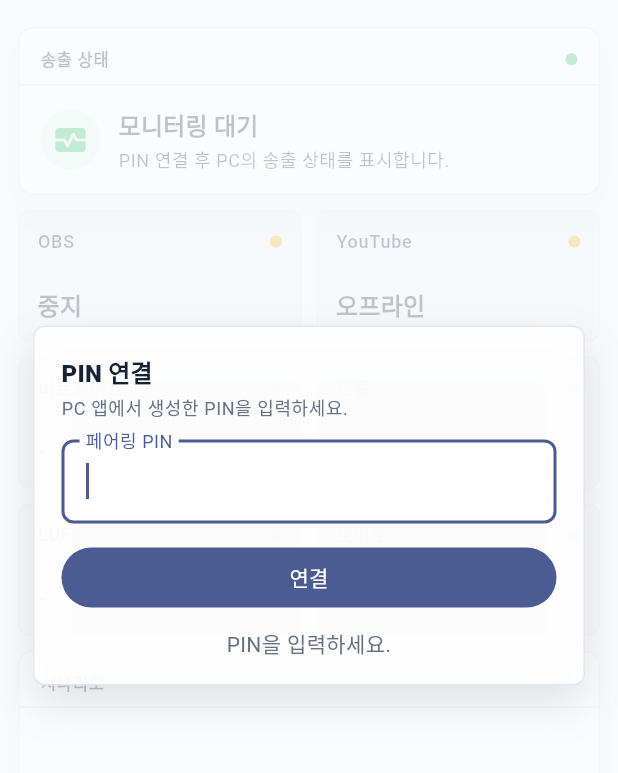
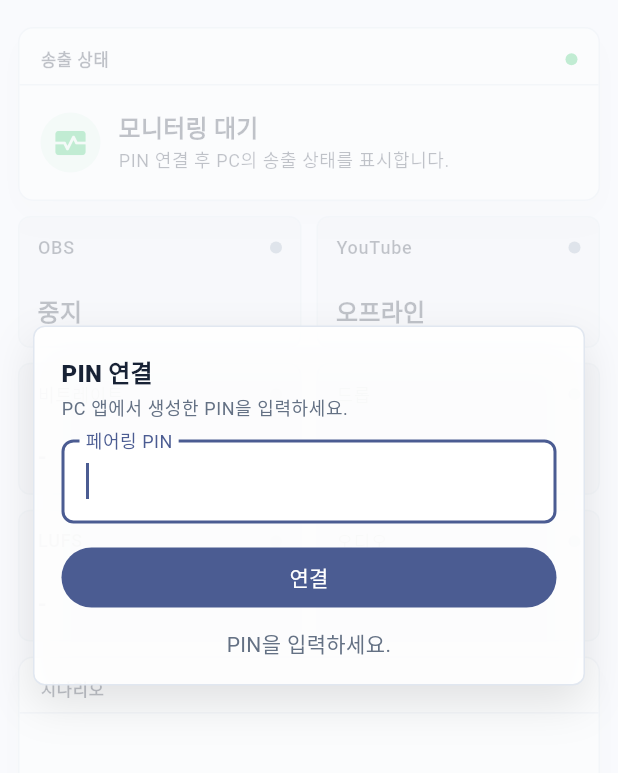
Before and after one commit to suhyeonppark/Stream-Watcher, a Flutter app: the screen it shows after launch, after a tap on "연결", on a phone screen of 412 x 824 dp, the part 60-833 px from its top. Run offline on Flutter 3.47's test engine with Material 3 defaults, Android fonts, the phone set to English and light mode, and no system bars; our stand-ins replace shared_preferences; missing offline and left inert: dart:html.

Commit message:
Improve status panel alerts and bump to 0.1.7+9
- 송출 상태 패널: 미해결 알림을 3초마다 순환 표시(1/2·2/2 카운터), 확인해도 해결 전까지 유지
- 패널 메시지 2줄 고정으로 레이아웃 흔들림 방지
- OBS/YouTube가 꺼짐/오프라인이면 주황(warn) 대신 회색(비활성) 표시
- 출시노트 갱신

Co-Authored-By: Claude Opus 4.8 <noreply@anthropic.com>

```diff
--- a/lib/main.dart
+++ b/lib/main.dart
@@ -267,6 +267,19 @@ class _MonitorScreenState extends State<MonitorScreen>
     return const [];
   }
 
+  // 확인(ack) 여부와 무관하게, 아직 해결되지 않은 모든 활성 알림.
+  // 송출상태 패널 순환 표시는 이걸 사용해, 확인 후에도 해결될 때까지 계속 돌려 보여준다.
+  List<Map<String, dynamic>> _allActiveAlerts(Map<String, dynamic>? status) {
+    if (status == null) return const [];
+    final list = status['activeAlerts'];
+    if (list is List) {
+      return list.whereType<Map<String, dynamic>>().toList();
+    }
+    final single = status['activeAlert'];
+    if (single is Map<String, dynamic>) return [single];
+    return const [];
+  }
+
   void _syncAlertFlash(List<Map<String, dynamic>> alerts) {
     if (alerts.isEmpty) {
       _lastAlertKey = null;
@@ -307,6 +320,7 @@ class _MonitorScreenState extends State<MonitorScreen>
   Widget build(BuildContext context) {
     final status = _status;
     final activeAlerts = _activeAlerts(status);
+    final allActiveAlerts = _allActiveAlerts(status);
     _syncAlertFlash(activeAlerts);
 
     return Scaffold(
@@ -336,7 +350,7 @@ class _MonitorScreenState extends State<MonitorScreen>
                       onModeToggle: _setOperateMode,
                     ),
                     const SizedBox(height: 10),
-                    _SummaryPanel(status: status),
+                    _SummaryPanel(status: status, alerts: allActiveAlerts),
                     const SizedBox(height: 10),
                     _StatusGrid(status: status),
                     const SizedBox(height: 10),
@@ -681,46 +695,135 @@ class _ModeOption extends StatelessWidget {
   }
 }
 
-class _SummaryPanel extends StatelessWidget {
-  const _SummaryPanel({required this.status});
+class _SummaryPanel extends StatefulWidget {
+  const _SummaryPanel({required this.status, this.alerts = const []});
 
   final Map<String, dynamic> status;
 
+  /// 해결되지 않은 오류(활성 알림) 목록. 2개 이상이면 자동으로 순환 표시.
+  final List<Map<String, dynamic>> alerts;
+
+  @override
+  State<_SummaryPanel> createState() => _SummaryPanelState();
+}
+
+class _SummaryPanelState extends State<_SummaryPanel> {
+  Timer? _timer;
+  int _index = 0;
+
+  @override
+  void initState() {
+    super.initState();
+    _restartTimer();
+  }
+
+  @override
+  void didUpdateWidget(covariant _SummaryPanel old) {
+    super.didUpdateWidget(old);
+    if (_index >= widget.alerts.length) _index = 0;
+    if (old.alerts.length != widget.alerts.length) _restartTimer();
+  }
+
+  void _restartTimer() {
+    _timer?.cancel();
+    // 알림이 2개 이상일 때만 3초마다 다음 메시지로 순환.
+    if (widget.alerts.length > 1) {
+      _timer = Timer.periodic(const Duration(seconds: 3), (_) {
+        if (!mounted) return;
+        setState(() => _index = (_index + 1) % widget.alerts.length);
+      });
+    }
+  }
+
+  @override
+  void dispose() {
+    _timer?.cancel();
+    super.dispose();
+  }
+
   @override
   Widget build(BuildContext context) {
-    final summary = status['summary'] as Map<String, dynamic>? ?? {};
-    final level = summary['level'] as String? ?? 'ok';
+    final alerts = widget.alerts;
+    final hasAlerts = alerts.isNotEmpty;
+
+    late final String level;
+    late final String title;
+    late final String message;
+    if (hasAlerts) {
+      final a = alerts[_index.clamp(0, alerts.length - 1)];
+      level = '${a['level'] ?? 'warn'}';
+      title = '${a['title'] ?? '경고'}';
+      message = '${a['message'] ?? ''}';
+    } else {
+      final summary = widget.status['summary'] as Map<String, dynamic>? ?? {};
+      level = summary['level'] as String? ?? 'ok';
+      title = '${summary['title'] ?? '정상 모니터링'}';
+      message = '${summary['message'] ?? '모든 지표가 안정적입니다'}';
+    }
     final color = levelColor(context, level);
+
+    // 1/2 · 2/2 카운터를 인디케이터(점) 옆에 배치.
+    Widget trailing = StatusDot(color: color);
+    if (hasAlerts && alerts.length > 1) {
+      trailing = Row(
+        mainAxisSize: MainAxisSize.min,
+        children: [
+          Text(
+            '${_index + 1}/${alerts.length}',
+            style: Theme.of(context).textTheme.labelSmall?.copyWith(
+                  color: color,
+                  fontWeight: FontWeight.w800,
+                ),
+          ),
+          const SizedBox(width: 6),
+          StatusDot(color: color),
+        ],
+      );
+    }
+
     return Panel(
       title: '송출 상태',
-      trailing: StatusDot(color: color),
+      trailing: trailing,
       child: Row(
         children: [
           CircleAvatar(
             backgroundColor: color.withOpacity(0.12),
-            child: Icon(Icons.monitor_heart, color: color),
+            child: Icon(
+              hasAlerts ? Icons.warning_amber_rounded : Icons.monitor_heart,
+              color: color,
+            ),
           ),
           const SizedBox(width: 12),
           Expanded(
+            // 항상 2줄 높이를 차지해, 알림 메시지 유무/길이와 무관하게
+            // 패널 높이가 흔들리지 않게 한다. (제목 + 메시지 = 2줄,
+            //  메시지가 없으면 제목이 2줄까지 줄바꿈)
+            child: SizedBox(
+              height: 48,
               child: Column(
                 crossAxisAlignment: CrossAxisAlignment.start,
+                mainAxisAlignment: MainAxisAlignment.center,
                 children: [
                   Text(
-                  '${summary['title'] ?? '정상 모니터링'}',
-                  maxLines: 1,
+                    title,
+                    maxLines: message.isEmpty ? 2 : 1,
                     overflow: TextOverflow.ellipsis,
                     style: Theme.of(context).textTheme.titleMedium?.copyWith(
                           fontWeight: FontWeight.w800,
+                          height: 1.2,
                         ),
                   ),
-                const SizedBox(height: 2),
+                  if (message.isNotEmpty) ...[
+                    const SizedBox(height: 3),
                     Text(
-                  '${summary['message'] ?? '-'}',
+                      message,
                       maxLines: 1,
                       overflow: TextOverflow.ellipsis,
                       style: Theme.of(context).textTheme.bodySmall,
                     ),
                   ],
+                ],
+              ),
             ),
           ),
         ],
@@ -762,12 +865,15 @@ class _StatusGrid extends StatelessWidget {
       TileData(
         'OBS',
         obsLive ? 'LIVE' : (streaming ? '대기' : (obsKnown ? '중지' : '연결 안됨')),
-        obsLive ? 'ok' : (obsKnown ? 'warn' : 'inactive'),
+        // 송출 중(streaming)인데 비트레이트가 안 잡히면 경고(주황),
+        // 꺼져있거나 연결 안 됨이면 비활성(회색).
+        obsLive ? 'ok' : (streaming ? 'warn' : 'inactive'),
       ),
       TileData(
         'YouTube',
         live ? 'LIVE' : (ytKnown ? '오프라인' : '연결 안됨'),
-        live ? 'ok' : (ytKnown ? 'warn' : 'inactive'),
+        // 라이브가 아니면(오프라인/연결 안 됨) 비활성(회색) — 꺼진 상태를 주황으로 표시하지 않음.
+        live ? 'ok' : 'inactive',
       ),
       TileData(
         '비트레이트',
@@ -1099,14 +1205,16 @@ class _AlertCard extends StatelessWidget {
       child: InkWell(
         onTap: onAck,
         borderRadius: BorderRadius.circular(12),
-        child: Padding(
-          padding: const EdgeInsets.fromLTRB(16, 14, 12, 14),
+        child: Container(
+          constraints: const BoxConstraints(minHeight: 110),
+          alignment: Alignment.center,
+          padding: const EdgeInsets.fromLTRB(18, 24, 14, 24),
           child: Row(
             children: [
               Icon(
                 critical ? Icons.warning_amber_rounded : Icons.error_outline,
                 color: Colors.white,
-                size: 32,
+                size: 36,
               ),
               const SizedBox(width: 14),
               Expanded(
--- a/pubspec.yaml
+++ b/pubspec.yaml
@@ -1,7 +1,7 @@
 name: stream_watcher_mobile
 description: Stream Watcher mobile companion app.
 publish_to: "none"
-version: 0.1.7+8
+version: 0.1.7+9
 
 environment:
   sdk: ">=3.4.0 <4.0.0"
```
Also changed, not shown: 3 other files. Lines whose indentation alone changed are shown as unchanged.
